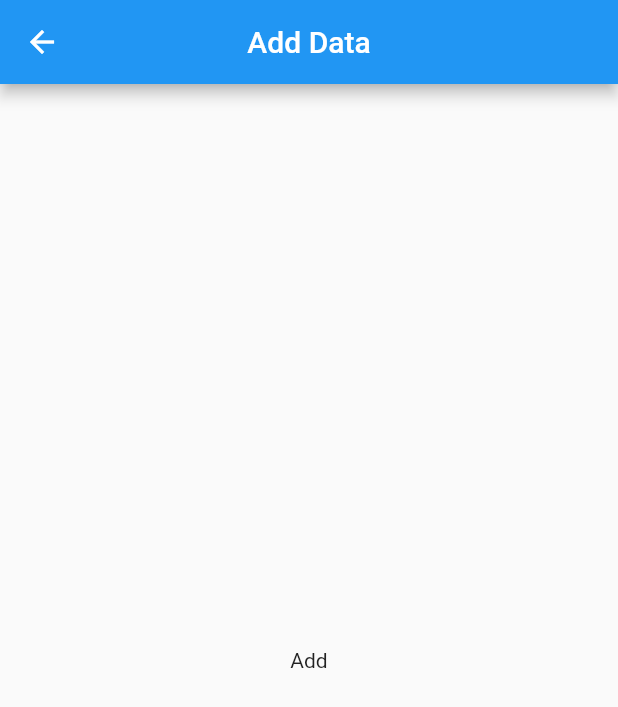
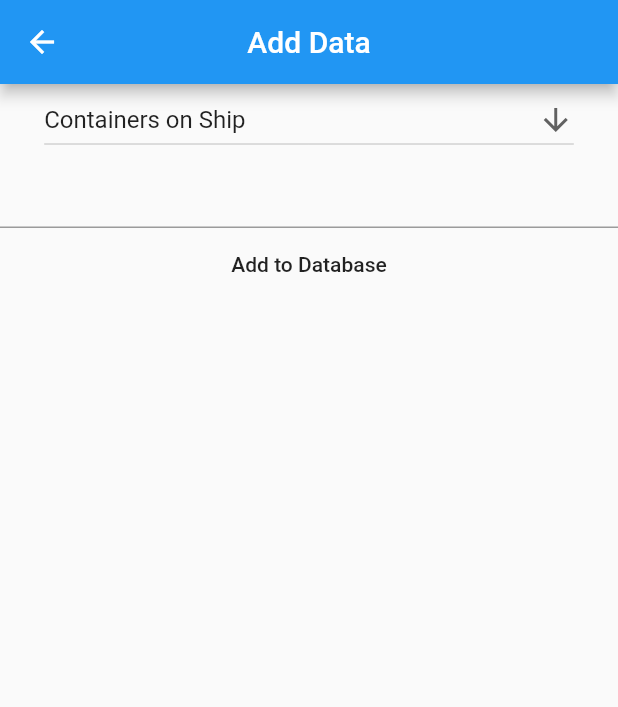
Before and after one commit to UmairJibran/otss_assignment, a Flutter app: the AddNewData screen opened by its route, on a phone screen of 412 x 824 dp. Shown: the top 707 px of the screen. Run offline on Flutter 3.47's test engine with Material 2 defaults, Android fonts, the phone set to English and light mode, and no system bars; our stand-ins replace auto_size_text, flutter_svg; missing offline and left inert: hawk_fab_menu.

Commit message:
added frontend of the add screen

```diff
--- /dev/null
+++ b/lib/data/columns.dart
@@ -0,0 +1,13 @@
+import 'package:otss_assignment/model/legend.dart';
+
+final List<Legend> fields = [
+  Legend(name: "Containers on Ship", col: "cos"),
+  Legend(name: "Waiting for Clearance", col: "wfc"),
+  Legend(name: "Ready for Logistics", col: "rfl"),
+  Legend(name: "Under Examination", col: "ue"),
+  Legend(name: "De-Stuff at Warehouse", col: "dsaw"),
+  Legend(name: "Containers on Road", col: "cor"),
+  Legend(name: "Containers Arrived at FF waiting for Offloading", col: "caff"),
+  Legend(name: "Containers Offloaded waiting for Empty Return", col: "cowf"),
+  Legend(name: "Containers Returned waiting to reach", col: "crw"),
+];
--- /dev/null
+++ b/lib/model/legend.dart
@@ -0,0 +1,6 @@
+class Legend {
+  final String name;
+  final String col;
+
+  Legend({this.name, this.col});
+}
--- a/lib/screens/add_data.dart
+++ b/lib/screens/add_data.dart
@@ -1,7 +1,33 @@
 import 'package:flutter/material.dart';
+import 'package:otss_assignment/data/columns.dart';
+import 'package:otss_assignment/model/legend.dart';
 
-class AddNewData extends StatelessWidget {
+class AddNewData extends StatefulWidget {
   static const String route = "/addData";
+
+  @override
+  _AddNewDataState createState() => _AddNewDataState();
+}
+
+class _AddNewDataState extends State<AddNewData> {
+  final _formKey = new GlobalKey<FormState>();
+  int _amount;
+  Legend _selectedItem;
+  String inputValidator(value) {
+    if (value.isEmpty) {
+      return 'Please enter a Number';
+    } else if (int.parse(value) <= 1) {
+      return "Please Enter value greater than 1";
+    }
+    return null;
+  }
+
+  @override
+  void initState() {
+    super.initState();
+    _selectedItem = fields[0];
+    _amount = 0;
+  }
 
   @override
   Widget build(BuildContext context) {
@@ -10,8 +36,52 @@ class AddNewData extends StatelessWidget {
         title: Text("Add Data"),
         centerTitle: true,
       ),
-      body: Center(
-        child: Text("Add"),
+      body: Container(
+        child: Form(
+          key: _formKey,
+          child: Column(
+            children: [
+              DropdownButton(
+                value: _selectedItem,
+                icon: Icon(Icons.arrow_downward),
+                iconSize: 24,
+                elevation: 16,
+                onChanged: (newValue) {
+                  setState(() {
+                    _selectedItem = newValue;
+                  });
+                },
+                items: fields.map<DropdownMenuItem>((field) {
+                  return DropdownMenuItem(
+                    value: field,
+                    child: Text(field.name),
+                  );
+                }).toList(),
+              ),
+              TextFormField(
+                keyboardType: TextInputType.number,
+                validator: (value) {
+                  return inputValidator(value);
+                },
+                onChanged: (value) => {
+                  setState(
+                    () {
+                      _amount = int.parse(value);
+                      print(_amount.toString());
+                    },
+                  )
+                },
+              ),
+              FlatButton(
+                  onPressed: () {
+                    if (_formKey.currentState.validate()) {
+                      print("adding data for ${_selectedItem.col}");
+                    }
+                  },
+                  child: Text("Add to Database"))
+            ],
+          ),
+        ),
       ),
     );
   }
```
